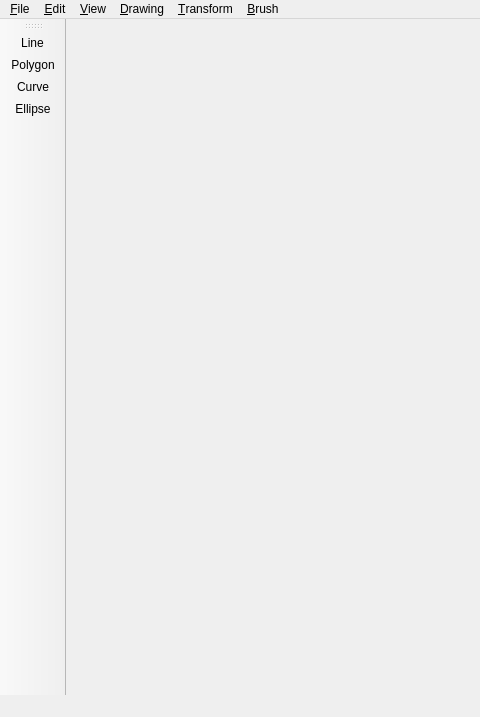
Above: ImagingS/Gui/uic/MainWindow.ui from StardustDL/ImagingS before the change; both pictures show x 0 to 480 and y 0 to 717 of the 1028 by 717 pixel window. Below: the same form after it.
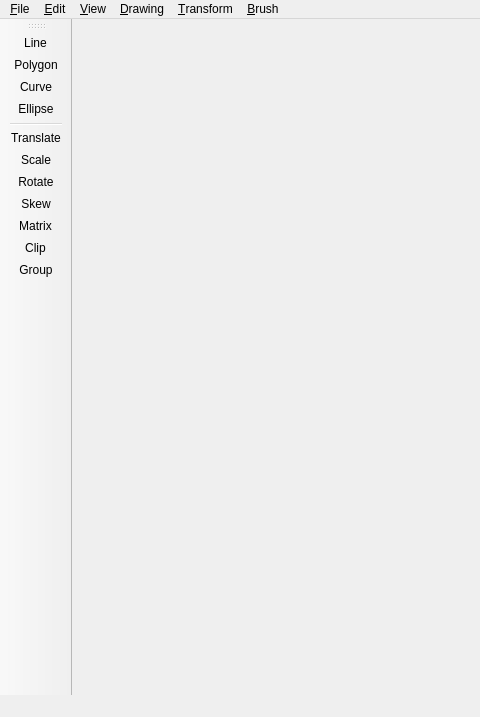
That is the form after the change.

Commit message: add basic rotate, skew, translate interactive

```diff
--- a/ImagingS/Gui/uic/MainWindow.ui
+++ b/ImagingS/Gui/uic/MainWindow.ui
@@ -239,6 +239,14 @@
    <addaction name="actDrawingPolygon"/>
    <addaction name="actDrawingCurve"/>
    <addaction name="actDrawingEllipse"/>
+   <addaction name="separator"/>
+   <addaction name="actTransformTranslate"/>
+   <addaction name="actTransformScale"/>
+   <addaction name="actTransformRotate"/>
+   <addaction name="actTransformSkew"/>
+   <addaction name="actTransformMatrix"/>
+   <addaction name="actTransformClip"/>
+   <addaction name="actTransformGroup"/>
   </widget>
   <action name="actNew">
    <property name="text">
```
The commit also changes 10 other files.
